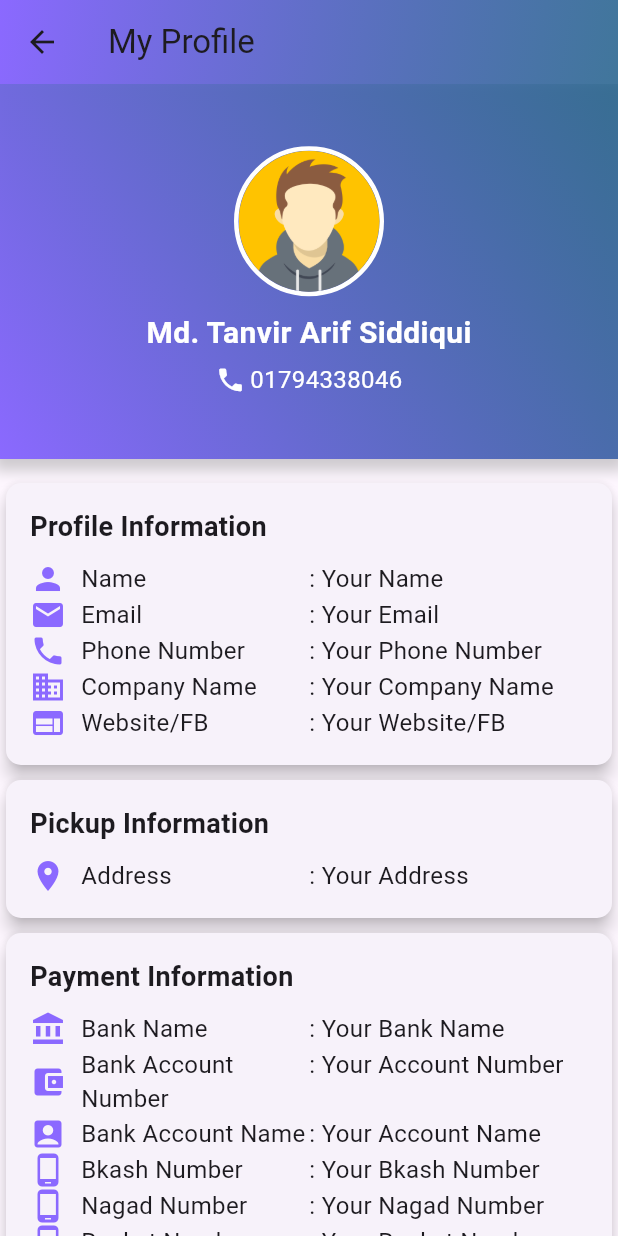
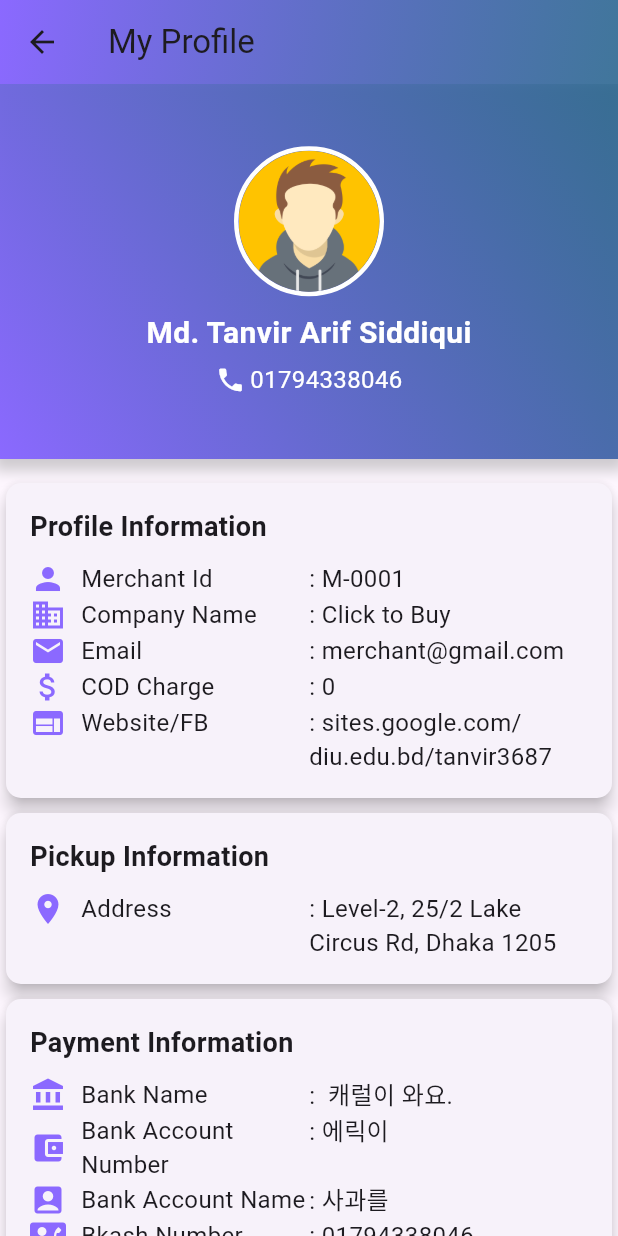
Before and after one commit to tanvirarifsiddiqui/st-courier, a Flutter app: the ProfilePage screen opened directly, on a phone screen of 412 x 824 dp. Run offline on Flutter 3.47's test engine with Material 3 defaults, Android fonts, the phone set to English and light mode, and no system bars; our stand-ins replace flutter_advanced_drawer, get.

Commit message:
Profile Page UI Complete

```diff
--- a/lib/pages/fragment_screens/profile_page.dart
+++ b/lib/pages/fragment_screens/profile_page.dart
@@ -85,8 +85,10 @@ class ProfilePage extends StatelessWidget {
                     Row(
                       mainAxisAlignment: MainAxisAlignment.center,
                       children: [
-                        Icon(Icons.phone,size: 20, color: Color(0xFFFFFFFF)),
-                        SizedBox(width: 3,),
+                        Icon(Icons.phone, size: 20, color: Color(0xFFFFFFFF)),
+                        SizedBox(
+                          width: 3,
+                        ),
                         Text(
                           '01794338046',
                           style: TextStyle(
@@ -136,18 +138,40 @@ class ProfilePage extends StatelessWidget {
                                   ),
                                   SizedBox(width: 10.0),
                                   Text(
-                                    'Name',
+                                    'Merchant Id',
                                     style: TextStyle(fontSize: 16.0),
                                   ),
                                 ],
                               ),
                               Text(
-                                ': Your Name',
+                                ': M-0001',
                                 style: TextStyle(fontSize: 16.0),
                               ),
                             ],
                           ),
                           // The second row of the table
+                          TableRow(
+                            children: [
+                              Row(
+                                children: [
+                                  Icon(
+                                    Icons.business,
+                                    color: Color(0xFF8B69FF),
+                                  ),
+                                  SizedBox(width: 10.0),
+                                  Text(
+                                    'Company Name',
+                                    style: TextStyle(fontSize: 16.0),
+                                  ),
+                                ],
+                              ),
+                              Text(
+                                ': Click to Buy',
+                                style: TextStyle(fontSize: 16.0),
+                              ),
+                            ],
+                          ),
+                          // The third row of the table
                           TableRow(
                             children: [
                               Row(
@@ -164,29 +188,7 @@ class ProfilePage extends StatelessWidget {
                                 ],
                               ),
                               Text(
-                                ': Your Email',
-                                style: TextStyle(fontSize: 16.0),
-                              ),
-                            ],
-                          ),
-                          // The third row of the table
-                          TableRow(
-                            children: [
-                              Row(
-                                children: [
-                                  Icon(
-                                    Icons.phone,
-                                    color: Color(0xFF8B69FF),
-                                  ),
-                                  SizedBox(width: 10.0),
-                                  Text(
-                                    'Phone Number',
-                                    style: TextStyle(fontSize: 16.0),
-                                  ),
-                                ],
-                              ),
-                              Text(
-                                ': Your Phone Number',
+                                ': merchant@gmail.com',
                                 style: TextStyle(fontSize: 16.0),
                               ),
                             ],
@@ -197,18 +199,18 @@ class ProfilePage extends StatelessWidget {
                               Row(
                                 children: [
                                   Icon(
-                                    Icons.business,
+                                    Icons.attach_money,
                                     color: Color(0xFF8B69FF),
                                   ),
                                   SizedBox(width: 10.0),
                                   Text(
-                                    'Company Name',
+                                    'COD Charge',
                                     style: TextStyle(fontSize: 16.0),
                                   ),
                                 ],
                               ),
                               Text(
-                                ': Your Company Name',
+                                ': 0',
                                 style: TextStyle(fontSize: 16.0),
                               ),
                             ],
@@ -230,7 +232,7 @@ class ProfilePage extends StatelessWidget {
                                 ],
                               ),
                               Text(
-                                ': Your Website/FB',
+                                ': sites.google.com/diu.edu.bd/tanvir3687',
                                 style: TextStyle(fontSize: 16.0),
                               ),
                             ],
@@ -284,7 +286,7 @@ class ProfilePage extends StatelessWidget {
                                 ],
                               ),
                               Text(
-                                ': Your Address',
+                                ': Level-2, 25/2 Lake Circus Rd, Dhaka 1205',
                                 style: TextStyle(fontSize: 16.0),
                               ),
                             ],
@@ -338,7 +340,7 @@ class ProfilePage extends StatelessWidget {
                                 ],
                               ),
                               Text(
-                                ': Your Bank Name',
+                                ':  캐럴이 와요.',
                                 style: TextStyle(fontSize: 16.0),
                               ),
                             ],
@@ -363,7 +365,7 @@ class ProfilePage extends StatelessWidget {
                               ),
                               Flexible(
                                 child: Text(
-                                  ': Your Account Number',
+                                  ': 에릭이',
                                   style: TextStyle(fontSize: 16.0),
                                 ),
                               ),
@@ -386,7 +388,7 @@ class ProfilePage extends StatelessWidget {
                                 ],
                               ),
                               Text(
-                                ': Your Account Name',
+                                ': 사과를',
                                 style: TextStyle(fontSize: 16.0),
                               ),
                             ],
@@ -397,7 +399,7 @@ class ProfilePage extends StatelessWidget {
                               Row(
                                 children: [
                                   Icon(
-                                    Icons.phone_android,
+                                    Icons.contact_phone_rounded,
                                     color: Color(0xFF8B69FF),
                                   ),
                                   SizedBox(width: 10.0),
@@ -408,7 +410,7 @@ class ProfilePage extends StatelessWidget {
                                 ],
                               ),
                               Text(
-                                ': Your Bkash Number',
+                                ': 01794338046',
                                 style: TextStyle(fontSize: 16.0),
                               ),
                             ],
@@ -419,7 +421,7 @@ class ProfilePage extends StatelessWidget {
                               Row(
                                 children: [
                                   Icon(
-                                    Icons.phone_android,
+                                    Icons.contact_phone_rounded,
                                     color: Color(0xFF8B69FF),
                                   ),
                                   SizedBox(width: 10.0),
@@ -430,7 +432,7 @@ class ProfilePage extends StatelessWidget {
                                 ],
                               ),
                               Text(
-                                ': Your Nagad Number',
+                                ': 01794338046',
                                 style: TextStyle(fontSize: 16.0),
                               ),
                             ],
@@ -441,7 +443,7 @@ class ProfilePage extends StatelessWidget {
                               Row(
                                 children: [
                                   Icon(
-                                    Icons.phone_android,
+                                    Icons.contact_phone_rounded,
                                     color: Color(0xFF8B69FF),
                                   ),
                                   SizedBox(width: 10.0),
@@ -452,7 +454,7 @@ class ProfilePage extends StatelessWidget {
                                 ],
                               ),
                               Text(
-                                ': Your Rocket Number',
+                                ': 01794338046',
                                 style: TextStyle(fontSize: 16.0),
                               ),
                             ],
@@ -495,7 +497,7 @@ class ProfilePage extends StatelessWidget {
                               Row(
                                 children: [
                                   Icon(
-                                    Icons.local_shipping,
+                                    Icons.monetization_on,
                                     color: Color(0xFF8B69FF),
                                   ),
                                   SizedBox(width: 10.0),
@@ -506,7 +508,7 @@ class ProfilePage extends StatelessWidget {
                                 ],
                               ),
                               Text(
-                                ': 25 Tk',
+                                ': ৳ 25',
                                 style: TextStyle(fontSize: 16.0),
                               ),
                             ],
@@ -517,7 +519,7 @@ class ProfilePage extends StatelessWidget {
                               Row(
                                 children: [
                                   Icon(
-                                    Icons.local_shipping,
+                                    Icons.monetization_on,
                                     color: Color(0xFF8B69FF),
                                   ),
                                   SizedBox(width: 10.0),
@@ -528,7 +530,7 @@ class ProfilePage extends StatelessWidget {
                                 ],
                               ),
                               Text(
-                                ': 25 Tk',
+                                ': ৳ 25',
                                 style: TextStyle(fontSize: 16.0),
                               ),
                             ],
@@ -539,7 +541,7 @@ class ProfilePage extends StatelessWidget {
                               Row(
                                 children: [
                                   Icon(
-                                    Icons.local_shipping,
+                                    Icons.monetization_on,
                                     color: Color(0xFF8B69FF),
                                   ),
                                   SizedBox(width: 10.0),
@@ -550,7 +552,7 @@ class ProfilePage extends StatelessWidget {
                                 ],
                               ),
                               Text(
-                                ': 25 Tk',
+                                ': ৳ 25',
                                 style: TextStyle(fontSize: 16.0),
                               ),
                             ],
@@ -561,14 +563,10 @@ class ProfilePage extends StatelessWidget {
                   ),
                 ),
               ),
-
-
-
             ],
           ),
         ),
       ),
     );
   }
-
 }
```
Also changed, not shown: pubspec.lock.
